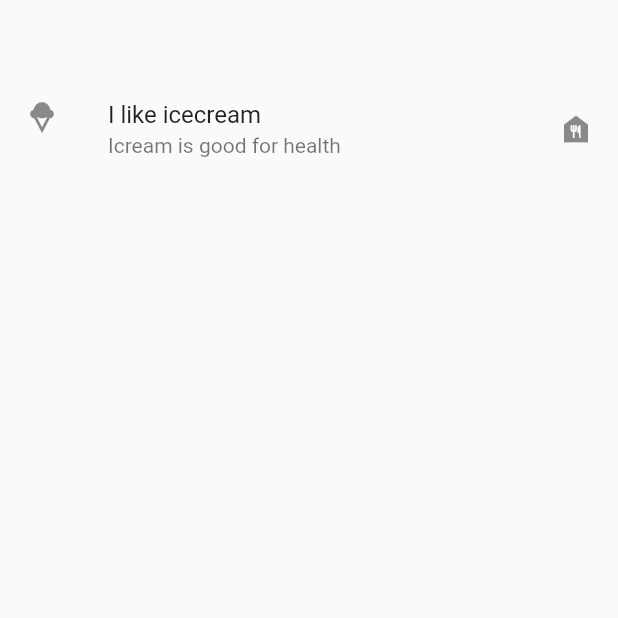
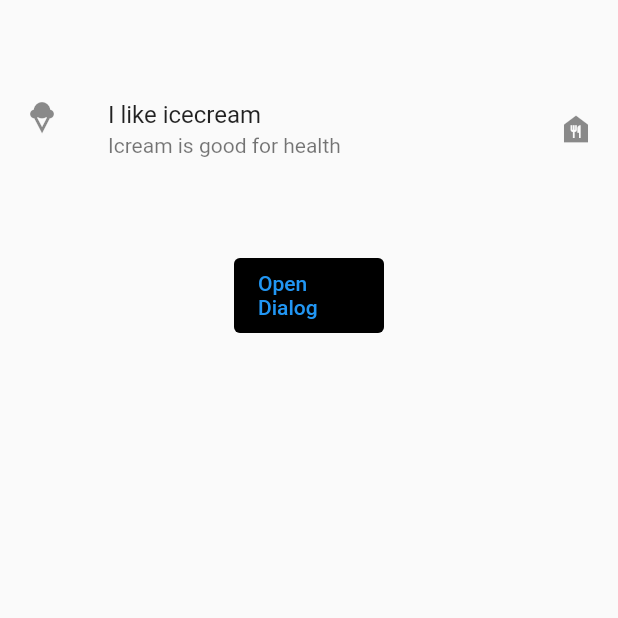
Before and after one commit to R-Z-7/custom_list_tiles, a Flutter app: the screen it shows after launch, on a phone screen of 412 x 824 dp, the top half of it. Run offline on Flutter 3.47's test engine with Material 2 defaults, Android fonts, the phone set to English and light mode, and no system bars.

Commit message:
first commit

```diff
--- /dev/null
+++ b/lib/cust_dialo.dart
@@ -0,0 +1,100 @@
+// // ignore_for_file: public_member_api_docs; sort_constructors_first, must_be_immutable
+// import 'package:flutter/material.dart';
+
+// class CusDio extends StatelessWidget {
+//   final Color? backgroundColor;
+//   final double? elevation;
+//   final Duration? insetAnimationDuration;
+//   final Curve? insetAnimationCurve;
+//   final EdgeInsets? insetPadding;
+//   final Clip? clipBehavior;
+//   final ShapeBorder? shape;
+//   final AlignmentGeometry? alignment;
+//   final Widget? child;
+//   CusDio(
+//       {super.key,
+//       this.backgroundColor,
+//       this.elevation,
+//       this.insetAnimationDuration,
+//       this.insetAnimationCurve,
+//       this.insetPadding,
+//       this.clipBehavior,
+//       this.shape,
+//       this.alignment,
+//       this.child});
+
+//   @override
+//   Widget build(BuildContext context) {
+//     // ignore: prefer_const_constructors
+//     return Dialog(
+//       backgroundColor: Colors.black,
+//     );
+//   }
+// }
+
+import 'package:flutter/material.dart';
+
+class CusDio extends StatelessWidget {
+  final BuildContext context;
+  final bool barrierDismissible = true;
+  final Color? barrierColor = Colors.black54;
+  final String? barrierLabel;
+  final bool useSafeArea = true;
+  final bool useRootNavigator = true;
+  final RouteSettings? routeSettings;
+  final Offset? anchorPoint;
+  const CusDio(
+      {super.key,
+      required this.context,
+      this.barrierLabel,
+      this.routeSettings,
+      this.anchorPoint});
+
+  @override
+  Widget build(BuildContext context) {
+    return Center(
+      child: OutlinedButton(
+        style: ButtonStyle(
+            backgroundColor: MaterialStateProperty.all(Colors.black),
+            fixedSize: MaterialStateProperty.all(Size(100, 50))),
+        onPressed: () => _dialogBuilder(context),
+        child: const Text('Open Dialog'),
+      ),
+    );
+  }
+
+  static Future<void> _dialogBuilder(BuildContext context) {
+    return showDialog<void>(
+      context: context,
+      builder: (BuildContext context) {
+        return AlertDialog(
+          title: const Text('Basic dialog title'),
+          content: const Text('A dialog is a type of modal window that\n'
+              'appears in front of app content to\n'
+              'provide critical information, or prompt\n'
+              'for a decision to be made.'),
+          actions: <Widget>[
+            TextButton(
+              style: TextButton.styleFrom(
+                textStyle: Theme.of(context).textTheme.labelLarge,
+              ),
+              child: const Text('Disable'),
+              onPressed: () {
+                Navigator.of(context).pop();
+              },
+            ),
+            TextButton(
+              style: TextButton.styleFrom(
+                textStyle: Theme.of(context).textTheme.labelLarge,
+              ),
+              child: const Text('Enable'),
+              onPressed: () {
+                Navigator.of(context).pop();
+              },
+            ),
+          ],
+        );
+      },
+    );
+  }
+}
--- a/lib/home.dart
+++ b/lib/home.dart
@@ -1,3 +1,4 @@
+import 'package:custom_list_tiles/cust_dialo.dart';
 import 'package:custom_list_tiles/tile.dart';
 import 'package:flutter/material.dart';
 
@@ -7,8 +8,7 @@ class HomePage extends StatelessWidget {
   @override
   Widget build(BuildContext context) {
     return Scaffold(
-      body: Container(
-        child: Column(
+      body: Column(
         // ignore: prefer_const_literals_to_create_immutables
         children: [
           // ignore: prefer_const_constructors
@@ -16,11 +16,16 @@ class HomePage extends StatelessWidget {
             height: 50,
           ),
           TileListCu(
-              leading: Icon(Icons.icecream),
-              subtitle: Text('Icream is good for health'),
-            )
+            leading: const Icon(Icons.icecream),
+            subtitle: const Text('Icream is good for health'),
+          ),
+          const SizedBox(
+            height: 50,
+          ),
+          CusDio(
+            context: context,
+          ),
         ],
-        ),
       ),
     );
   }
```
Lines whose indentation alone changed are shown as unchanged.
